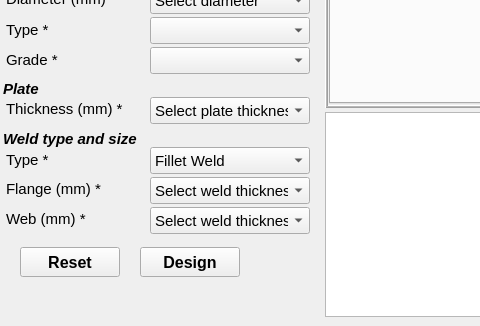
First picture: the form in Connections/Moment/BCEndPlate/ui_bc_endplate.ui, repository osdag-admin/Osdag, before the edit; both pictures show x 0 to 480 and y 442 to 768 of the 1344 by 768 pixel window.
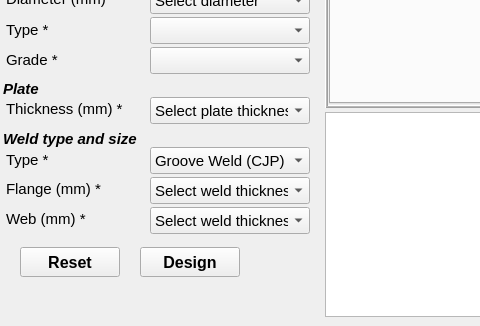
Second picture: the form after the edit. Icons and pictures are not drawn.

Commit message: feat: Groove weld by default, validate input

Diff of the .ui file:
```diff
--- a/Connections/Moment/BCEndPlate/ui_bc_endplate.ui
+++ b/Connections/Moment/BCEndPlate/ui_bc_endplate.ui
@@ -3523,11 +3523,6 @@
      <property name="maxVisibleItems">
       <number>10</number>
      </property>
-     <item>
-      <property name="text">
-       <string>Fillet Weld</string>
-      </property>
-     </item>
      <item>
       <property name="text">
        <string>Groove Weld (CJP)</string>
```
Left out of the diff: 18 changed lines with no effect on the pictures. The commit also changes 3 other files.
